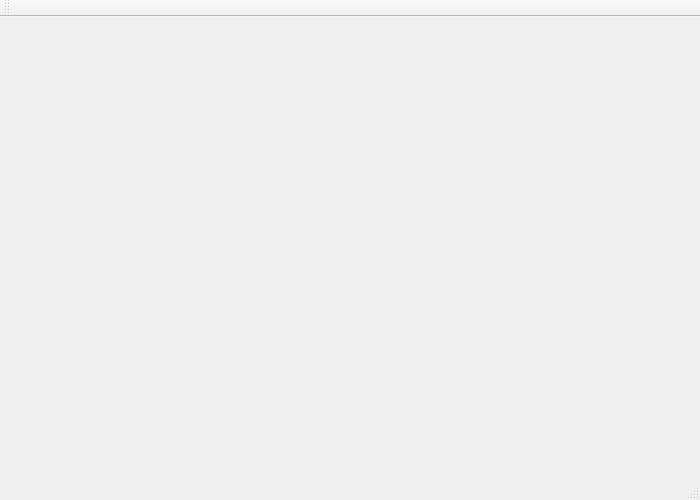
Qt form ui/mainwindow.ui (marijamijailovic/RS07-spectrum) before a commit.
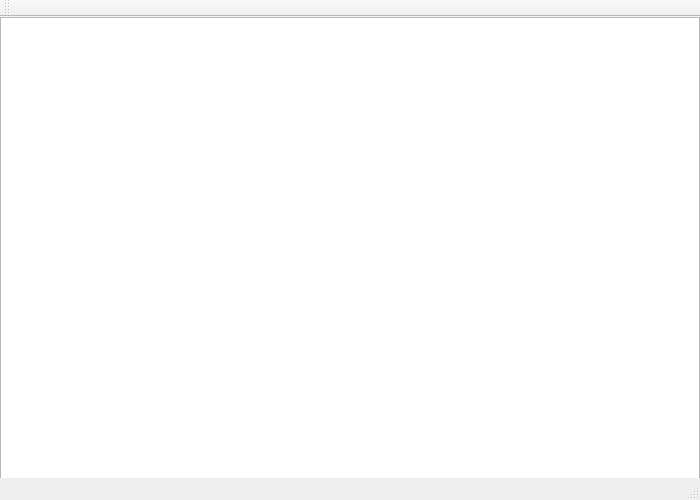
The same form after that commit.

Commit message: Create test scene with a rectangle

Patch:
```diff
--- a/ui/mainwindow.ui
+++ b/ui/mainwindow.ui
@@ -13,7 +13,18 @@
   <property name="windowTitle">
    <string>Spectrum</string>
   </property>
-  <widget class="QWidget" name="centralWidget"/>
+  <widget class="QWidget" name="centralWidget">
+   <widget class="QGraphicsView" name="gwDisplay">
+    <property name="geometry">
+     <rect>
+      <x>0</x>
+      <y>0</y>
+      <width>700</width>
+      <height>500</height>
+     </rect>
+    </property>
+   </widget>
+  </widget>
   <widget class="QMenuBar" name="mbMainMenu">
    <property name="geometry">
     <rect>
```
The commit also changes 1 other file.
